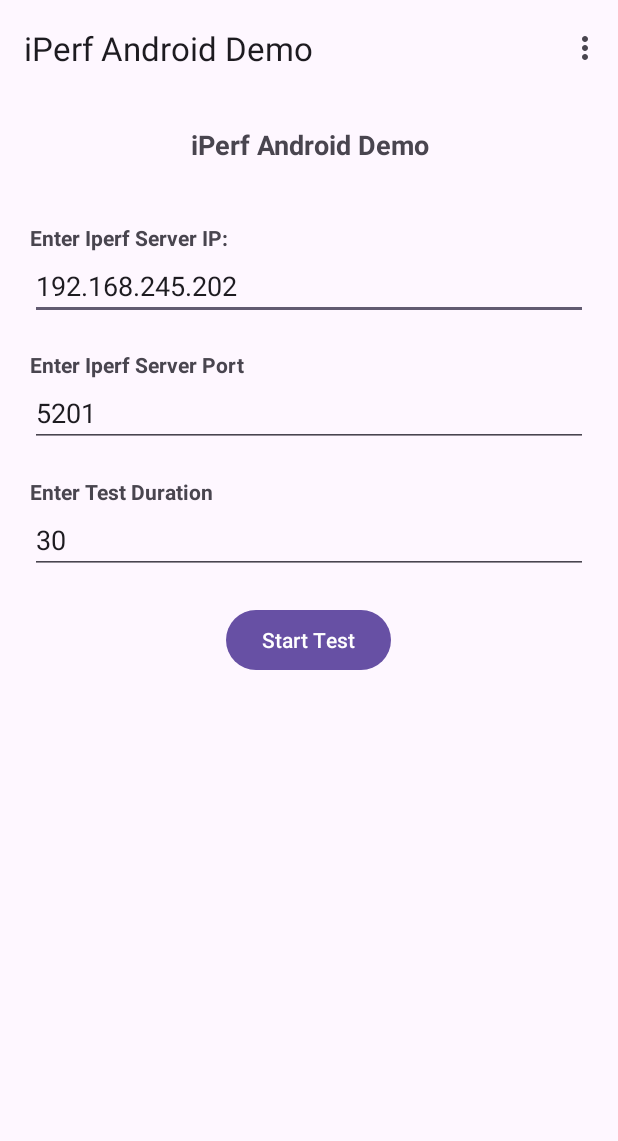
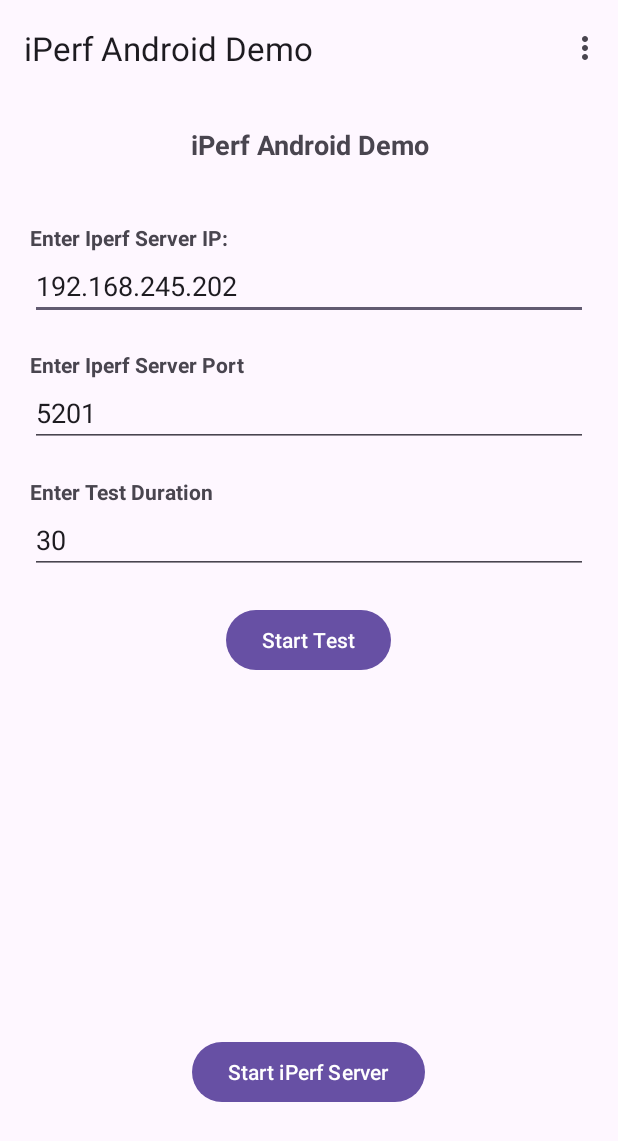
Before and after one commit to subhenduisamitabh7/iPerf-Android-Library, an Android app: the screen it shows after launch (MainActivity), on a phone screen of 412 x 824 dp. Shown: the top 1141 px of the screen. Run offline under Robolectric (Android 15) with nearby library versions, the phone set to English and light mode, and no system bars; our stand-ins replace navigation-ui.

Commit message:
iperf server code added

```diff
--- a/app/src/main/res/layout/fragment_home.xml
+++ b/app/src/main/res/layout/fragment_home.xml
@@ -100,5 +100,13 @@
             />
 
         </ScrollView>
+        <Button
+            android:layout_marginTop="20dp"
+            android:id="@+id/startServer"
+            android:layout_width="wrap_content"
+            android:layout_height="wrap_content"
+            android:text="Start iPerf Server"
+            android:layout_gravity="center"
+            />
     </LinearLayout>
 </RelativeLayout>
--- a/iPerfAndroid/src/main/java/com/shubhendu/iperfandroid/NativeLib.java
+++ b/iPerfAndroid/src/main/java/com/shubhendu/iperfandroid/NativeLib.java
@@ -9,7 +9,9 @@ public class NativeLib {
         System.loadLibrary("iperfandroid");
     }
 
-     public IPPerfTestListener IPPerfTestListener = null;
+    public native long startup();
+
+    public IPPerfTestListener IPPerfTestListener = null;
 
     /**
      * A native method that is implemented by the 'iperfandroid' native library,
```
Also changed, not shown: app/src/main/java/com/shubhendu/iperfandroiddemo/HomeFragment.java (+32 -0 lines), 1 other file.
